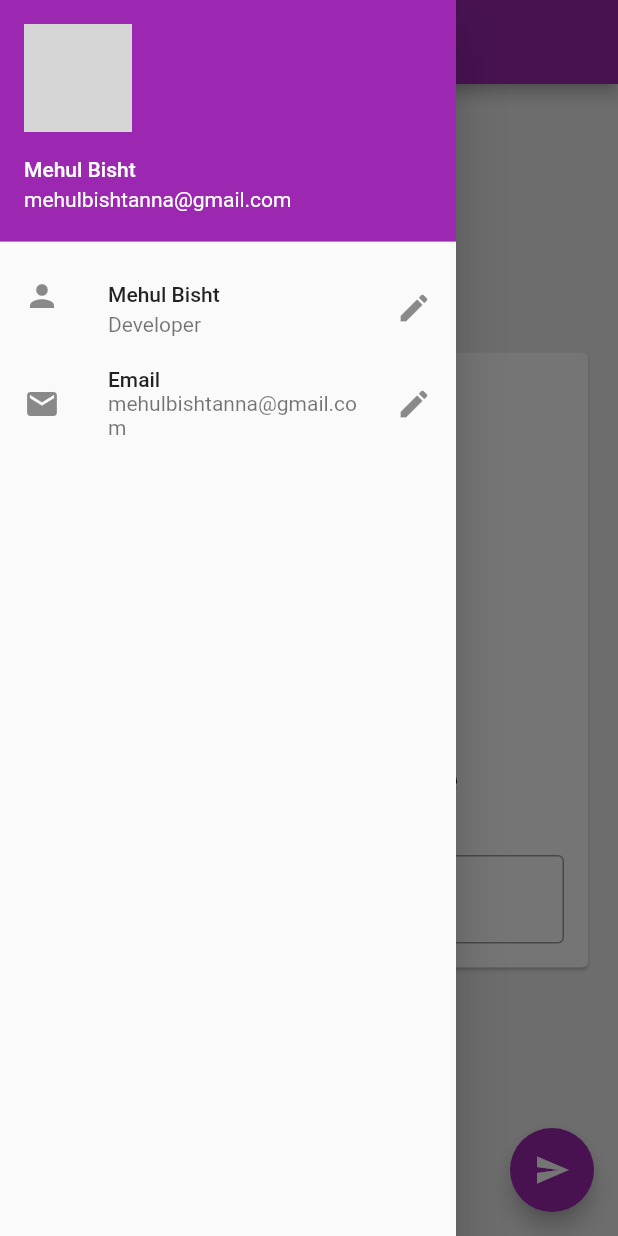
After one commit to Mehul-Bisht/velocityx, a Flutter app: the screen it shows after launch, with the side drawer open, on a phone screen of 412 x 824 dp. The commit adds this screen. Run offline on Flutter 3.47's test engine with Material 2 defaults, Android fonts, the phone set to English and light mode, and no system bars; our stand-ins replace velocity_x; network calls fail; grey boxes are pictures that could not be loaded.

Commit message:
Chapter-6

```diff
--- /dev/null
+++ b/lib/drawer.dart
@@ -0,0 +1,34 @@
+import 'package:flutter/material.dart';
+
+class MyDrawer extends StatelessWidget {
+  @override
+  Widget build(BuildContext context) {
+    return Drawer(
+    child: ListView(
+    padding: const EdgeInsets.all(0),
+    children: [
+    UserAccountsDrawerHeader(
+    accountName: Text("Mehul Bisht"),
+    accountEmail: Text("mehulbishtanna@gmail.com"),
+    currentAccountPicture: CircleAvatar(
+    backgroundImage: NetworkImage(
+    "https://images.unsplash.com/photo-1585737655161-76ddbd569e5a?ixlib=rb-1.2.1&ixid=eyJhcHBfaWQiOjEyMDd9&auto=format&fit=crop&w=500&q=60"),
+    )),
+    ListTile(
+    leading: Icon(Icons.person),
+    title: Text("Mehul Bisht"),
+    subtitle: Text("Developer"),
+    trailing: Icon(Icons.edit),
+    onTap: () {},
+    ),
+    ListTile(
+    leading: Icon(Icons.email),
+    title: Text("Email"),
+    subtitle: Text("mehulbishtanna@gmail.com"),
+    trailing: Icon(Icons.edit),
+    ),
+    ],
+    ),
+    );
+  }
+}
--- /dev/null
+++ b/lib/name_card_widget.dart
@@ -0,0 +1,47 @@
+import 'package:flutter/material.dart';
+
+class NameCardWidget extends StatelessWidget {
+  const NameCardWidget({
+    Key key,
+    @required this.myText,
+    @required TextEditingController nameController,
+  }) : _nameController = nameController, super(key: key);
+
+  final String myText;
+  final TextEditingController _nameController;
+
+  @override
+  Widget build(BuildContext context) {
+    return Card(
+      child: Column(
+        children: [
+          Image.asset(
+            "assets/jess.png",
+            width: 150,
+            height: 250,
+          ),
+          SizedBox(
+            height: 20,
+          ),
+          Text(
+            myText,
+            style: TextStyle(fontSize: 25, fontWeight: FontWeight.bold),
+          ),
+          SizedBox(
+            height: 20,
+          ),
+          Padding(
+            padding: const EdgeInsets.all(16.0),
+            child: TextField(
+              controller: _nameController,
+              decoration: InputDecoration(
+                  hintText: "Enter some text",
+                  labelText: "Name",
+                  border: OutlineInputBorder()),
+            ),
+          )
+        ],
+      ),
+    );
+  }
+}
--- /dev/null
+++ b/lib/pages/home_page.dart
@@ -0,0 +1,39 @@
+import 'package:flutter/material.dart';
+
+import '../drawer.dart';
+import '../name_card_widget.dart';
+
+class MyHomePage extends StatefulWidget {
+  @override
+  _MyHomePageState createState() => _MyHomePageState();
+}
+
+class _MyHomePageState extends State<MyHomePage> {
+  var myText = "Change My Name";
+  TextEditingController _nameController = TextEditingController();
+
+  @override
+  Widget build(BuildContext context) {
+    return Scaffold(
+      backgroundColor: Colors.grey[200],
+      appBar: AppBar(
+        title: Text("Awesome App"),
+      ),
+      body: Center(
+          child: Padding(
+            padding: const EdgeInsets.all(16.0),
+            child: SingleChildScrollView(
+              child: NameCardWidget(myText: myText, nameController: _nameController),
+            ),
+          )),
+      drawer: MyDrawer(),
+      floatingActionButton: FloatingActionButton(
+        onPressed: () {
+          myText = _nameController.text;
+          setState(() {});
+        },
+        child: Icon(Icons.send),
+      ),
+    );
+  }
+}
--- a/pubspec.yaml
+++ b/pubspec.yaml
@@ -30,6 +30,7 @@ dependencies:
   # The following adds the Cupertino Icons font to your application.
   # Use with the CupertinoIcons class for iOS style icons.
   cupertino_icons: ^1.0.0
+  http: ^0.12.2
 
 dev_dependencies:
   flutter_test:
```
Also changed, not shown: lib/main.dart (+4 -91 lines), pubspec.lock.
